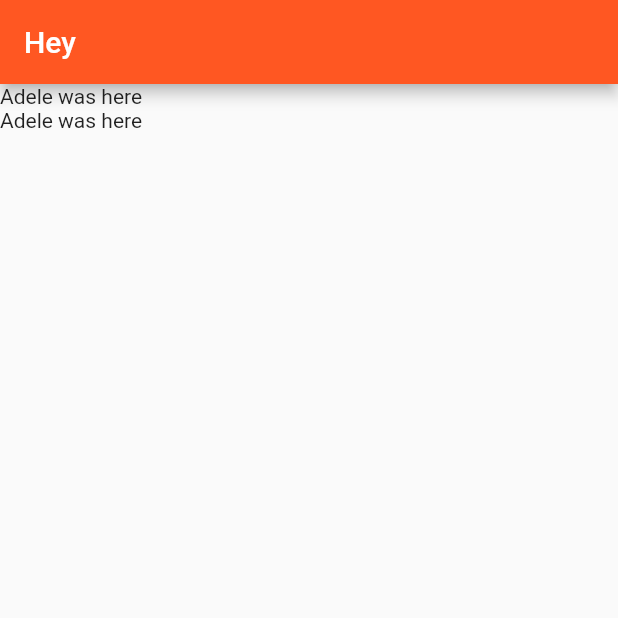
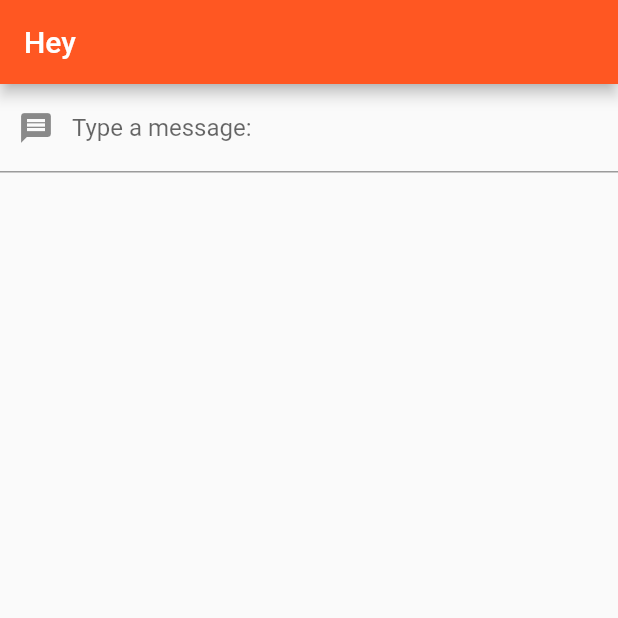
Before and after one commit to subwayaddicted/second_learning_app, a Flutter app: the screen it shows after launch, on a phone screen of 412 x 824 dp, the top half of it. Run offline on Flutter 3.47's test engine with Material 2 defaults, Android fonts, the phone set to English and light mode, and no system bars.

Commit message:
State message widget

```diff
--- a/lib/main.dart
+++ b/lib/main.dart
@@ -23,19 +23,50 @@ class MyHomePage extends StatelessWidget {
   @override
   Widget build(BuildContext context) {
     return Scaffold(
-      appBar: AppBar(
-        title: Text('Hey'),
-      ),
-      body: Column(
-        children: <Widget>[TestWidget(), TestWidget()],
-      ),
+        appBar: AppBar(
+          title: Text('Hey'),
+        ),
+        body: TextInputWidget());
+  }
+}
+
+class TextInputWidget extends StatefulWidget {
+  @override
+  _TextInputWidgetState createState() => _TextInputWidgetState();
+}
+
+class _TextInputWidgetState extends State<TextInputWidget> {
+  final controller = TextEditingController();
+  String text = "";
+
+  @override
+  void dispose() {
+    super.dispose();
+    controller.dispose();
+  }
+
+  void changeText(text) {
+    if (text == 'Hello World!') {
+      controller.clear();
+      text = '';
+    }
+    setState(() {
+      this.text = text;
+    });
+  }
+
+  @override
+  Widget build(BuildContext context) {
+    return Column(
+      children: <Widget>[
+        TextField(
+          controller: this.controller,
+          decoration: InputDecoration(
+              prefixIcon: Icon(Icons.message), labelText: "Type a message:"),
+          onChanged: (text) => this.changeText(text),
+        ),
+        Text(this.text)
+      ],
     );
   }
 }
-
-class TestWidget extends StatelessWidget {
-  @override
-  Widget build(BuildContext context) {
-    return Text('Adele was here');
-  }
-}
```
